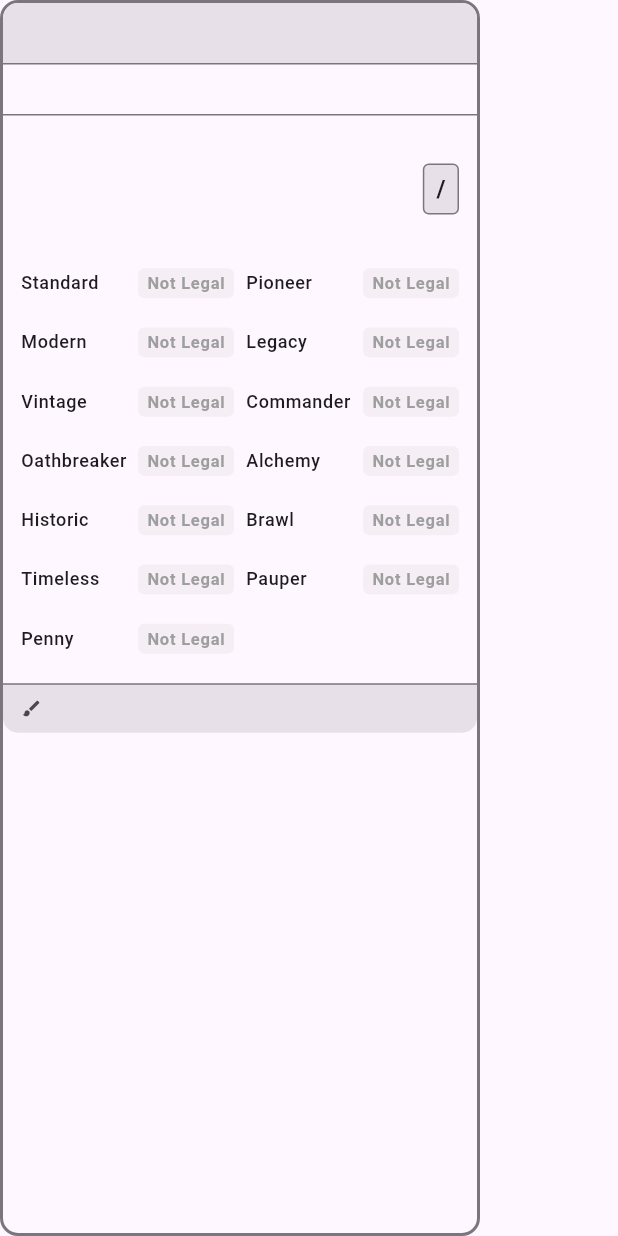
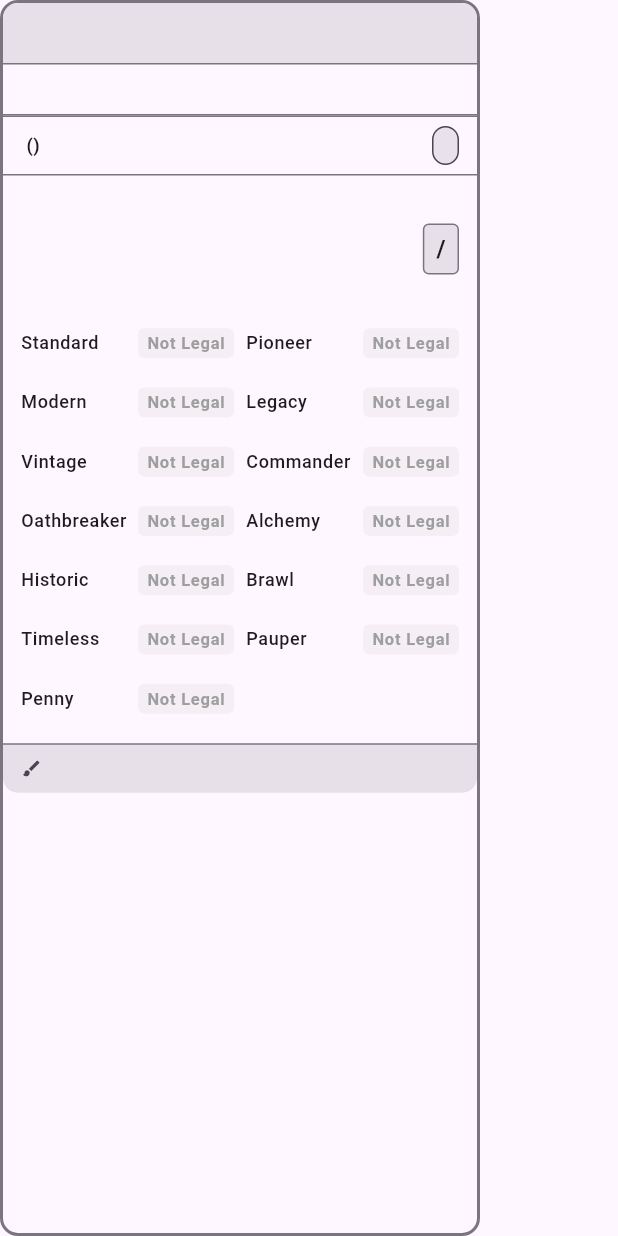
Before and after one commit to CodeThomnics/magicsearch_flutter_app, a Flutter app: the CardInfoWidget widget shown alone on an empty page, opened directly with empty values, on a phone screen of 412 x 824 dp. Run offline on Flutter 3.47's test engine with Material 3 defaults, Android fonts, the phone set to English and light mode, and no system bars; our stand-ins replace cached_network_image, dartx, dio, equatable, flutter_cache_manager, flutter_hooks and 4 more; network calls fail.

Commit message:
Add set and rarity display to CardInfoWidget

```diff
--- a/lib/screens/random_card_screen.dart
+++ b/lib/screens/random_card_screen.dart
@@ -9,7 +9,7 @@ class RandomCardScreen extends ConsumerWidget {
   const RandomCardScreen({super.key});
 
   void _searchByArtist(BuildContext context, WidgetRef ref, String artist) {
-    ref.invalidate( randomCardProvider);
+    ref.invalidate(randomCardProvider);
     ref.read(cardSearchQueryProvider.notifier).setQuery(artist);
     context.pushReplacement('/search');
   }
--- a/lib/widgets/card_info_widget.dart
+++ b/lib/widgets/card_info_widget.dart
@@ -90,6 +90,7 @@ class CardInfoWidget extends StatelessWidget {
         isTop: true,
       ),
       _buildTypeLine(card.typeLine, theme, borderColor),
+      _buildSetAndRarity(theme, borderColor),
       _buildOracleText(card.oracleText ?? '', theme),
       if (card.flavorText != null && card.flavorText!.isNotEmpty)
         _buildFlavorText(card.flavorText!, theme),
@@ -112,6 +113,7 @@ class CardInfoWidget extends StatelessWidget {
         isTop: true,
       ),
       _buildTypeLine(frontFace.typeLine ?? card.typeLine, theme, borderColor),
+      _buildSetAndRarity(theme, borderColor),
       _buildOracleText(frontFace.oracleText ?? '', theme),
       if (frontFace.power != null && frontFace.toughness != null)
         _buildPowerToughness(
@@ -162,6 +164,7 @@ class CardInfoWidget extends StatelessWidget {
         isTop: false,
       ),
       _buildTypeLine(backFace.typeLine ?? '', theme, borderColor),
+      _buildSetAndRarity(theme, borderColor),
       _buildOracleText(backFace.oracleText ?? '', theme),
       if (backFace.power != null && backFace.toughness != null)
         _buildPowerToughness(
@@ -369,4 +372,72 @@ class CardInfoWidget extends StatelessWidget {
       ],
     );
   }
+
+  Widget _buildSetAndRarity(ThemeData theme, Color borderColor) {
+    final setCode = card.cardSet;
+    final setName = card.setName;
+    final rarity = card.rarity;
+
+    Color rarityColor;
+    switch (rarity) {
+      case 'common':
+        rarityColor = Colors.grey.shade600;
+        break;
+      case 'uncommon':
+        rarityColor = Colors.green.shade700;
+        break;
+      case 'rare':
+        rarityColor = Colors.deepPurple.shade700;
+        break;
+      case 'mythic':
+        rarityColor = Colors.orange.shade700;
+        break;
+      default:
+        rarityColor = theme.colorScheme.onSurfaceVariant;
+    }
+
+    return Container(
+      padding: const EdgeInsets.symmetric(horizontal: 12, vertical: 6),
+      decoration: BoxDecoration(
+        border: Border(
+          top: BorderSide(color: borderColor),
+          bottom: BorderSide(color: borderColor),
+        ),
+      ),
+      child: Row(
+        children: [
+          Expanded(
+            child: Column(
+              crossAxisAlignment: CrossAxisAlignment.start,
+              children: [
+                Text(
+                  '$setName (${setCode.toUpperCase()})',
+                  style: theme.textTheme.bodySmall?.copyWith(
+                    fontWeight: FontWeight.w600,
+                  ),
+                  overflow: TextOverflow.ellipsis,
+                ),
+              ],
+            ),
+          ),
+          Container(
+            margin: const EdgeInsets.only(left: 8),
+            padding: const EdgeInsets.symmetric(horizontal: 8, vertical: 4),
+            decoration: BoxDecoration(
+              color: rarityColor.withAlpha(30),
+              borderRadius: BorderRadius.circular(12),
+              border: Border.all(color: rarityColor),
+            ),
+            child: Text(
+              rarity.capitalize(),
+              style: theme.textTheme.labelSmall?.copyWith(
+                color: rarityColor,
+                fontWeight: FontWeight.w700,
+              ),
+            ),
+          ),
+        ],
+      ),
+    );
+  }
 }
```
